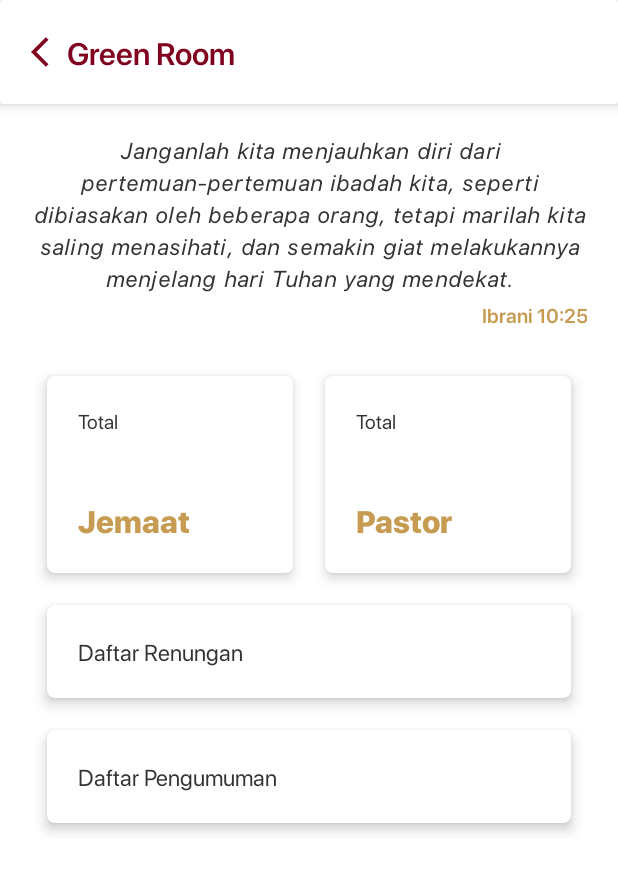
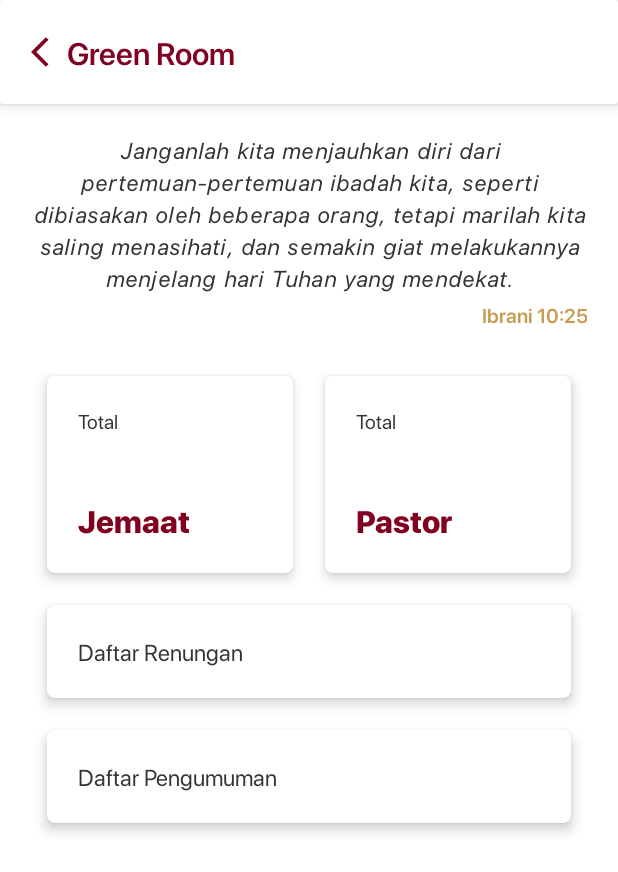
Before and after one commit to if414028/jkihananeelcinta, an Android app: the GreenRoomActivity screen opened directly, with no data from a screen before it, on a phone screen of 412 x 824 dp. Shown: the top 872 px of the screen. Run offline under Robolectric (Android 15) with nearby library versions, the phone set to English and light mode, and no system bars; our stand-ins replace Firebase (no records; nobody signed in at launch, a user with empty details on screens opened directly), data binding, sdp/ssp sizes.

Commit message:
[x] fix dark mode color palette

```diff
--- a/app/src/main/res/layout/activity_green_room.xml
+++ b/app/src/main/res/layout/activity_green_room.xml
@@ -141,7 +141,7 @@
                                     android:layout_width="match_parent"
                                     android:layout_height="wrap_content"
                                     android:layout_weight="2"
-                                    android:textColor="@color/yellowC79C52"
+                                    android:textColor="@color/color_primary"
                                     android:textSize="@dimen/_24ssp"
                                     tools:text="200" />
 
@@ -150,7 +150,7 @@
                                     android:layout_width="match_parent"
                                     android:layout_height="wrap_content"
                                     android:text="Jemaat"
-                                    android:textColor="@color/yellowC79C52"
+                                    android:textColor="@color/color_primary"
                                     android:textSize="@dimen/_16ssp" />
 
                             </LinearLayout>
@@ -187,7 +187,7 @@
                                     android:layout_width="match_parent"
                                     android:layout_height="wrap_content"
                                     android:layout_weight="2"
-                                    android:textColor="@color/yellowC79C52"
+                                    android:textColor="@color/color_primary"
                                     android:textSize="@dimen/_24ssp"
                                     tools:text="10" />
 
@@ -196,7 +196,7 @@
                                     android:layout_width="match_parent"
                                     android:layout_height="wrap_content"
                                     android:text="Pastor"
-                                    android:textColor="@color/yellowC79C52"
+                                    android:textColor="@color/color_primary"
                                     android:textSize="@dimen/_16ssp" />
 
                             </LinearLayout>
--- a/app/src/main/res/layout/item_menu.xml
+++ b/app/src/main/res/layout/item_menu.xml
@@ -48,6 +48,7 @@
                     android:singleLine="true"
                     android:text="Reflections"
                     android:textAlignment="center"
+                    android:textColor="@color/black"
                     android:textSize="@dimen/_9ssp" />
 
             </LinearLayout>
--- a/app/src/main/res/values-night/colors.xml
+++ b/app/src/main/res/values-night/colors.xml
@@ -1,6 +1,6 @@
 <?xml version="1.0" encoding="utf-8"?>
 <resources>
-    <color name="black">#FFFFFFFF</color>
+    <color name="black">#F3DBCE</color>
     <color name="white">#333333</color>
     <color name="white_background">#333333</color>
     <color name="true_white">#333333</color>
@@ -8,6 +8,7 @@
 
     <color name="grey_DEDEDE">#6F6F6F</color>
 
-    <color name="color_primary">#C79C52</color>
-    <color name="greyAAAAAA">#CCCCCC</color>
+    <color name="color_primary">#F39F5A</color>
+    <color name="greyAAAAAA">#9E9E9E</color>
+    <color name="color_accent">#E5989B</color>
 </resources>
--- a/app/src/main/res/values/colors.xml
+++ b/app/src/main/res/values/colors.xml
@@ -18,6 +18,9 @@
     <color name="color_primary">#800020</color>
     <color name="color_primary_transparent">#18180020</color>
 
+    <color name="color_secondary">#662549</color>
+    <color name="color_accent">#F39F5A</color>
+
     <color name="transparentWhite">#66ffffff</color>
     <color name="transparentWhiteButton">#e6ffffff</color>
     <color name="greyAAAAAA">#AAAAAA</color>
```
Also changed, not shown: app/src/main/res/layout/activity_main.xml (+7 -3 lines), app/src/main/res/layout/activity_services.xml (+32 -19 lines), app/src/main/res/layout/item_mezbah_keluarga.xml (+4 -4 lines).
